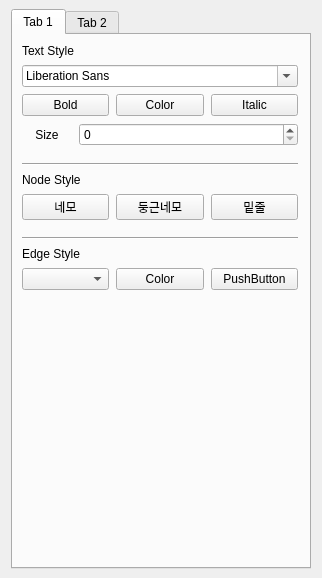
First picture: the form in forms/propertytab.ui, repository babmukgohazo/pmind, before the edit.
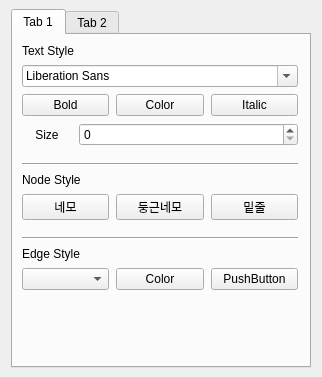
Second picture: the form after the edit.

What changed in the file:
```diff
--- a/forms/propertytab.ui
+++ b/forms/propertytab.ui
@@ -10,7 +10,7 @@
     <x>0</x>
     <y>0</y>
     <width>322</width>
-    <height>578</height>
+    <height>377</height>
    </rect>
   </property>
   <property name="sizePolicy">
@@ -30,7 +30,7 @@
   </property>
   <widget class="QWidget" name="dockWidgetContents">
    <property name="sizePolicy">
-    <sizepolicy hsizetype="Expanding" vsizetype="Expanding">
+    <sizepolicy hsizetype="Preferred" vsizetype="Preferred">
      <horstretch>0</horstretch>
      <verstretch>0</verstretch>
     </sizepolicy>
```
